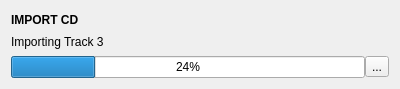
Old version of the form plugins/PhononPlugin/importcdjobwidget.ui in the repository theCheeseboard/theBeat.
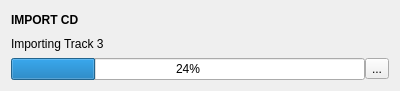
New version of the form. Icons and pictures are not drawn.

What changed in the file:
```diff
--- a/plugins/PhononPlugin/importcdjobwidget.ui
+++ b/plugins/PhononPlugin/importcdjobwidget.ui
@@ -7,7 +7,7 @@
     <x>0</x>
     <y>0</y>
     <width>400</width>
-    <height>89</height>
+    <height>91</height>
    </rect>
   </property>
   <property name="windowTitle">
@@ -32,6 +32,9 @@
      <property name="text">
       <string>Importing Track 3</string>
      </property>
+     <property name="wordWrap">
+      <bool>true</bool>
+     </property>
     </widget>
    </item>
    <item>
```
Left out of the diff: 3 changed lines with no effect on the pictures.
